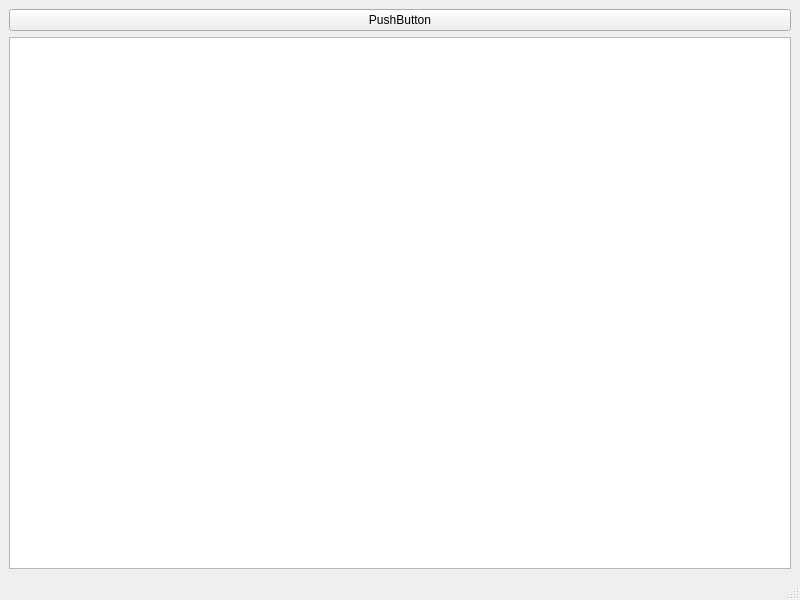
sterniR/Qt, file Sport_Kurswahl_BBW/mainwindow.ui: the form before one commit.
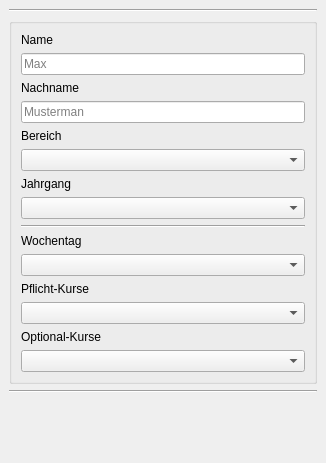
The form after the commit.

What changed in the file:
```diff
--- a/Sport_Kurswahl_BBW/mainwindow.ui
+++ b/Sport_Kurswahl_BBW/mainwindow.ui
@@ -6,8 +6,8 @@
    <rect>
     <x>0</x>
     <y>0</y>
-    <width>800</width>
-    <height>600</height>
+    <width>326</width>
+    <height>463</height>
    </rect>
   </property>
   <property name="windowTitle">
@@ -16,14 +16,131 @@
   <widget class="QWidget" name="centralwidget">
    <layout class="QVBoxLayout" name="verticalLayout">
     <item>
-     <widget class="QPushButton" name="pushButtonRequest">
-      <property name="text">
-       <string>PushButton</string>
+     <widget class="Line" name="lineDown">
+      <property name="orientation">
+       <enum>Qt::Horizontal</enum>
       </property>
      </widget>
     </item>
     <item>
-     <widget class="QPlainTextEdit" name="plainTextEdit"/>
+     <widget class="QGroupBox" name="groupBox">
+      <property name="title">
+       <string/>
+      </property>
+      <layout class="QVBoxLayout" name="verticalLayout_2">
+       <item>
+        <widget class="QLabel" name="labelName">
+         <property name="text">
+          <string>Name</string>
+         </property>
+        </widget>
+       </item>
+       <item>
+        <widget class="QLineEdit" name="inputLineVorname">
+         <property name="placeholderText">
+          <string>Max</string>
+         </property>
+        </widget>
+       </item>
+       <item>
+        <widget class="QLabel" name="labelNachname">
+         <property name="text">
+          <string>Nachname</string>
+         </property>
+        </widget>
+       </item>
+       <item>
+        <widget class="QLineEdit" name="inputLineNachname">
+         <property name="text">
+          <string/>
+         </property>
+         <property name="placeholderText">
+          <string>Musterman</string>
+         </property>
+        </widget>
+       </item>
+       <item>
+        <widget class="QLabel" name="labelBereich">
+         <property name="text">
+          <string>Bereich</string>
+         </property>
+        </widget>
+       </item>
+       <item>
+        <widget class="QComboBox" name="inputLineBereich"/>
+       </item>
+       <item>
+        <widget class="QLabel" name="labelJahrgang">
+         <property name="text">
+          <string>Jahrgang</string>
+         </property>
+        </widget>
+       </item>
+       <item>
+        <widget class="QComboBox" name="inputLineJahrgang"/>
+       </item>
+       <item>
+        <widget class="Line" name="lineMiddle">
+         <property name="orientation">
+          <enum>Qt::Horizontal</enum>
+         </property>
+        </widget>
+       </item>
+       <item>
+        <widget class="QLabel" name="labelWochentage">
+         <property name="text">
+          <string>Wochentag</string>
+         </property>
+         <property name="alignment">
+          <set>Qt::AlignLeading|Qt::AlignLeft|Qt::AlignVCenter</set>
+         </property>
+        </widget>
+       </item>
+       <item>
+        <widget class="QComboBox" name="inputLineWochentag"/>
+       </item>
+       <item>
+        <widget class="QLabel" name="labelPflichtKurse">
+         <property name="text">
+          <string>Pflicht-Kurse</string>
+         </property>
+        </widget>
+       </item>
+       <item>
+        <widget class="QComboBox" name="inputLinePflich_kurse"/>
+       </item>
+       <item>
+        <widget class="QLabel" name="labelOptionaleKurse">
+         <property name="text">
+          <string>Optional-Kurse</string>
+         </property>
+        </widget>
+       </item>
+       <item>
+        <widget class="QComboBox" name="inputLineOptionale_kurse"/>
+       </item>
+      </layout>
+     </widget>
+    </item>
+    <item>
+     <widget class="Line" name="lineTop">
+      <property name="orientation">
+       <enum>Qt::Horizontal</enum>
+      </property>
+     </widget>
+    </item>
+    <item>
+     <spacer name="verticalSpacer">
+      <property name="orientation">
+       <enum>Qt::Vertical</enum>
+      </property>
+      <property name="sizeHint" stdset="0">
+       <size>
+        <width>20</width>
+        <height>40</height>
+       </size>
+      </property>
+     </spacer>
     </item>
    </layout>
   </widget>
@@ -37,7 +154,6 @@
     </rect>
    </property>
   </widget>
-  <widget class="QStatusBar" name="statusbar"/>
  </widget>
  <resources/>
  <connections/>
```
Left out of the diff: 2 changed lines with no effect on the pictures.
